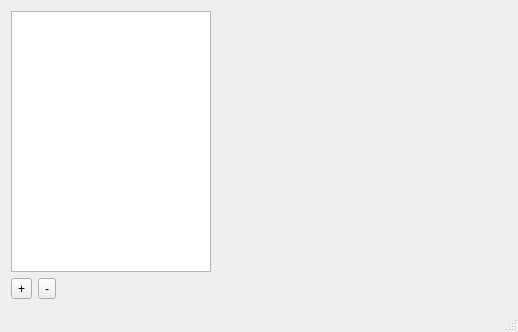
The window that busalert/busalert/MainWindow.ui (danielphil/busalert) describes before a commit, drawn with Qt 5.
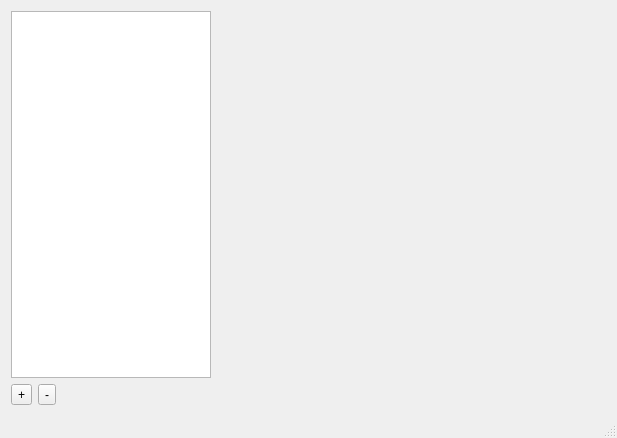
The same window after the commit.

Commit message: Adding some help text to the Add/EditStop dialog and increasing the default size of the main window to avoid having to scroll as much on the Mac.

Patch:
```diff
--- a/busalert/busalert/MainWindow.ui
+++ b/busalert/busalert/MainWindow.ui
@@ -6,8 +6,8 @@
    <rect>
     <x>0</x>
     <y>0</y>
-    <width>518</width>
-    <height>332</height>
+    <width>617</width>
+    <height>438</height>
    </rect>
   </property>
   <property name="windowTitle">
```
Left out of the diff: 2 changed lines with no effect on the pictures. The commit also changes 1 other file.
